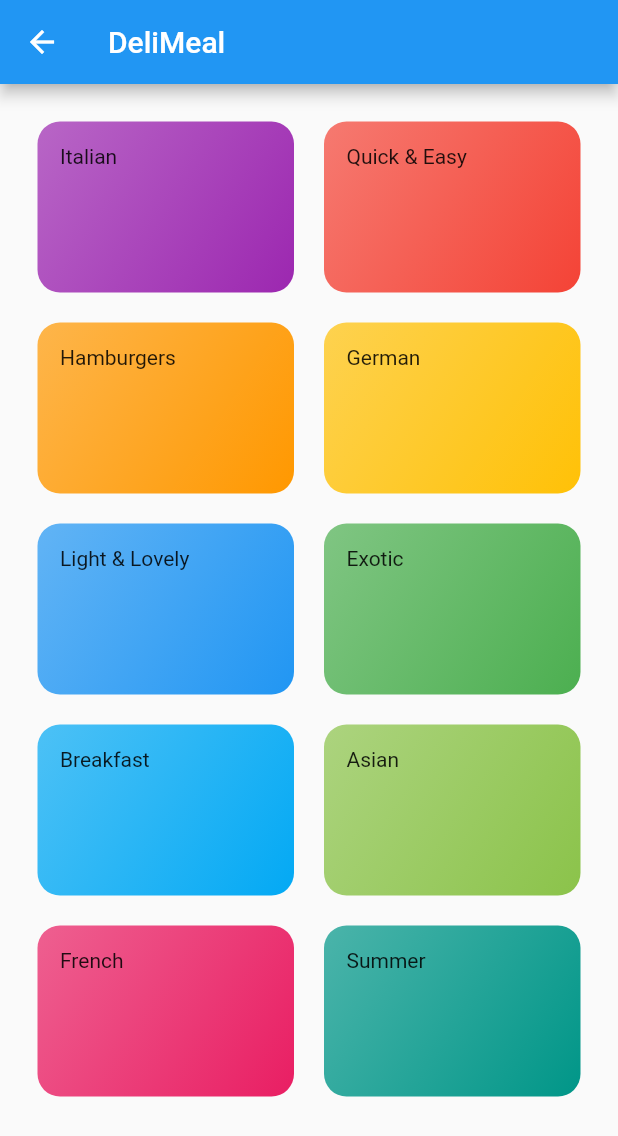
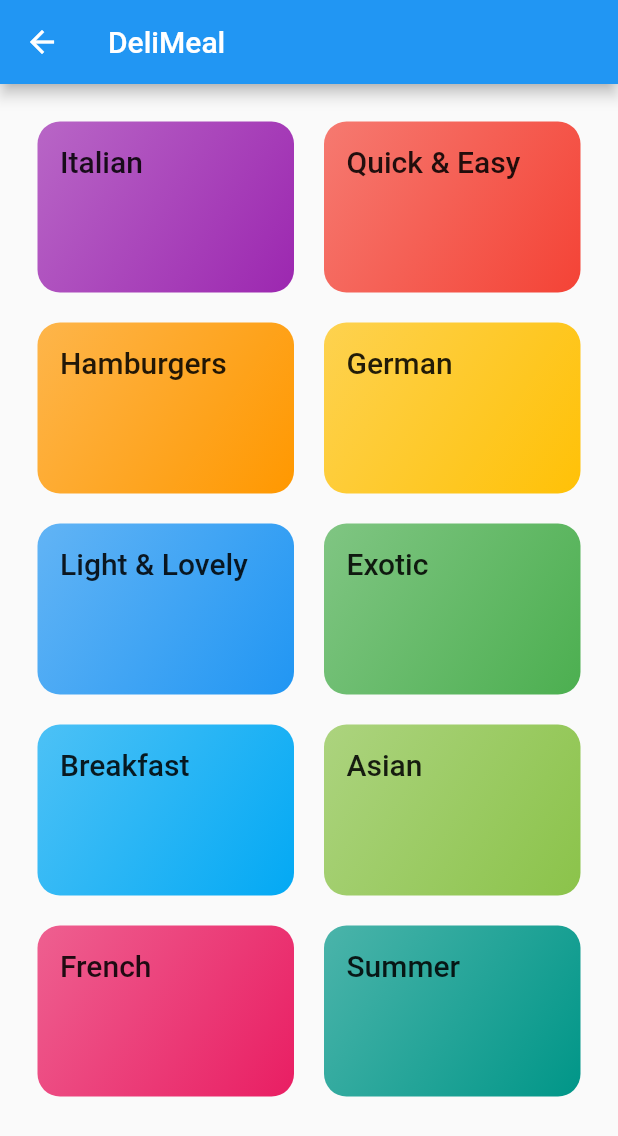
Before and after one commit to ErrolLin/flutter_meals, a Flutter app: the CategoriesScreen screen opened directly, on a phone screen of 412 x 824 dp. Shown: the top 1136 px of the screen. Run offline on Flutter 3.47's test engine with Material 2 defaults, Android fonts, the phone set to English and light mode, and no system bars.

Commit message:
Update categories_screen screen and category_item component

```diff
--- a/lib/screens/categories_screen.dart
+++ b/lib/screens/categories_screen.dart
@@ -1,6 +1,6 @@
 import 'package:flutter/material.dart';
 import 'package:flutter_meals/data/dummy_data.dart';
-import 'package:flutter_meals/screens/category_item.dart';
+import 'package:flutter_meals/widgets/category_item.dart';
 
 class CategoriesScreen extends StatelessWidget {
   const CategoriesScreen({Key? key}) : super(key: key);
@@ -15,8 +15,8 @@ class CategoriesScreen extends StatelessWidget {
         padding: const EdgeInsets.all(25),
         children: dummyCategories.map((item) {
           return CategoryItem(
-            item.title,
-            item.color,
+            title: item.title,
+            color: item.color,
           );
         }).toList(),
         gridDelegate: const SliverGridDelegateWithMaxCrossAxisExtent(
--- a/lib/screens/category_item.dart
+++ b/lib/widgets/category_item.dart
@@ -4,17 +4,20 @@ class CategoryItem extends StatelessWidget {
   final String title;
   final Color color;
 
-  const CategoryItem(
-    this.title,
-    this.color, {
+  const CategoryItem({
     Key? key,
+    required this.title,
+    required this.color,
   }) : super(key: key);
 
   @override
   Widget build(BuildContext context) {
     return Container(
       padding: const EdgeInsets.all(15),
-      child: Text(title),
+      child: Text(
+        title,
+        style: Theme.of(context).textTheme.headline6,
+      ),
       decoration: BoxDecoration(
         gradient: LinearGradient(
           colors: [
```
